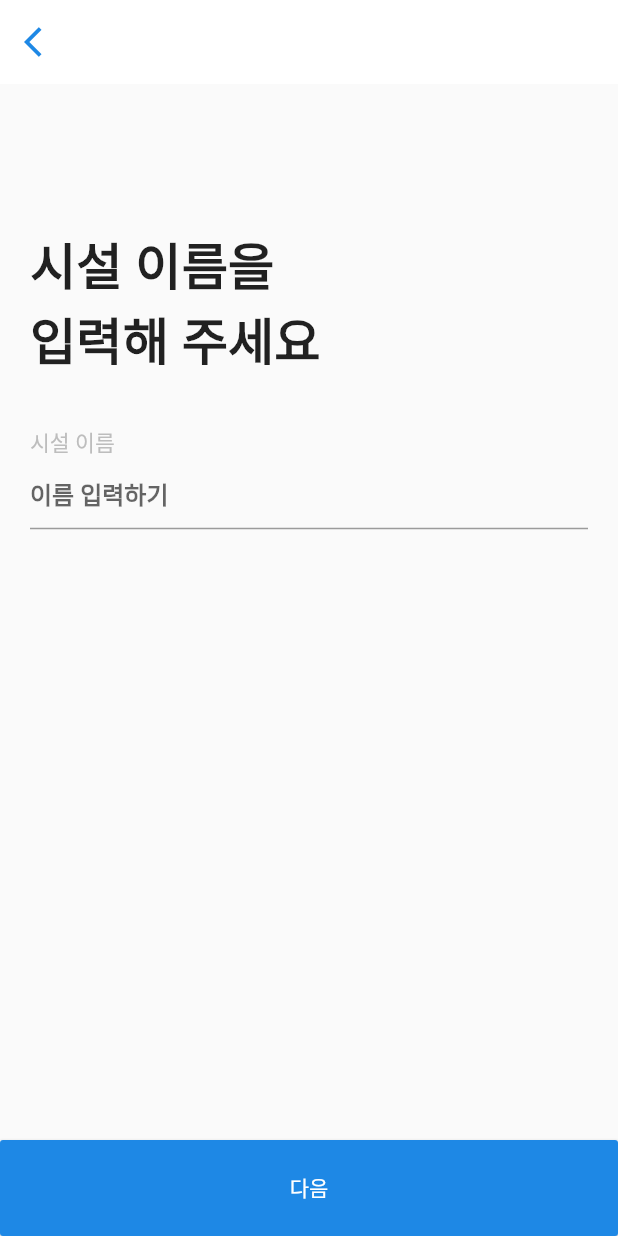
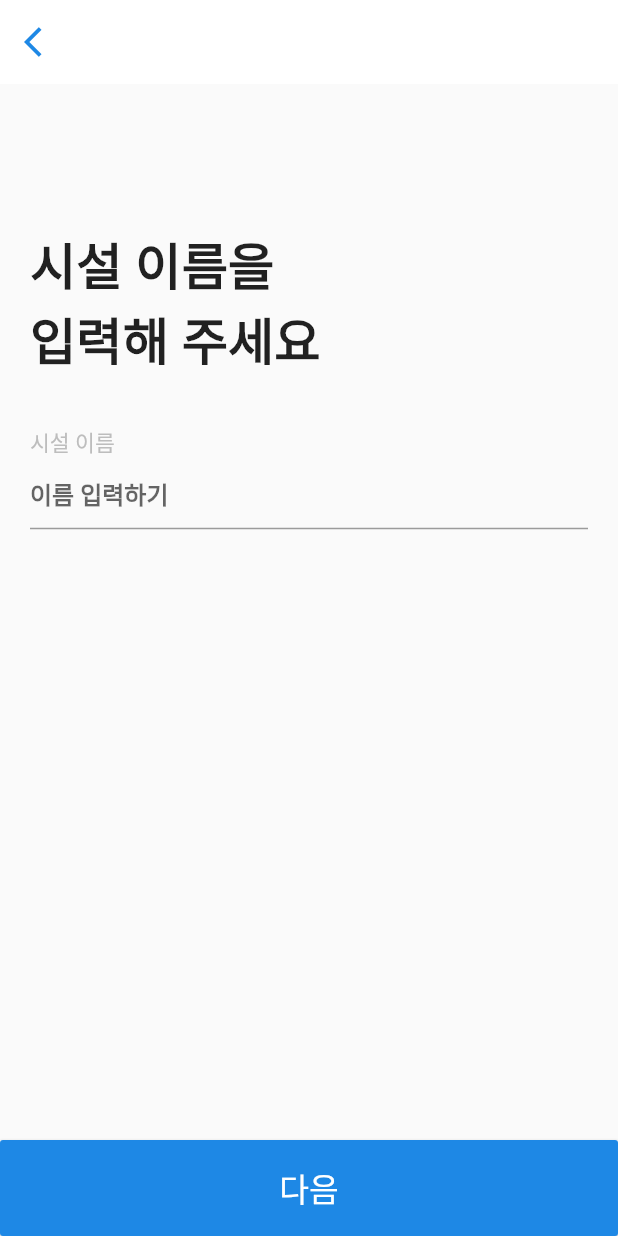
Before and after one commit to Jun-Kim0906/Nongple, a Flutter app: the FacilityCreateScreen screen opened directly, on a phone screen of 412 x 824 dp. Run offline on Flutter 3.47's test engine with Material 2 defaults, Android fonts, the phone set to English and light mode, and no system bars; our stand-ins replace bloc, cloud_firestore, equatable, firebase_auth, flutter_bloc, font_awesome_flutter and 4 more; missing offline and left inert: flutter_emoji; accounts and stored records are empty.

Commit message:
[UPDATE] Change button text size

```diff
--- a/lib/widgets/create_facility/bottom_Navigation_button.dart
+++ b/lib/widgets/create_facility/bottom_Navigation_button.dart
@@ -4,7 +4,7 @@ class BottomNavigationButton extends StatelessWidget {
   final VoidCallback _onPressed;
   final String _title;
 
-  BottomNavigationButton({Key key, VoidCallback onPressed, String title})
+  BottomNavigationButton({Key key, VoidCallback onPressed, @required String title})
       : _onPressed = onPressed,
         _title = title,
         super(key: key);
@@ -17,8 +17,8 @@ class BottomNavigationButton extends StatelessWidget {
       child: RaisedButton(
         color: Colors.blue[600],
         child: Text(
-          _title??'다음',
-          style: TextStyle(color: Colors.white),
+          _title ?? '다음',
+          style: TextStyle(color: Colors.white, fontSize: 21.6),
         ),
         onPressed: _onPressed,
       ),
```
